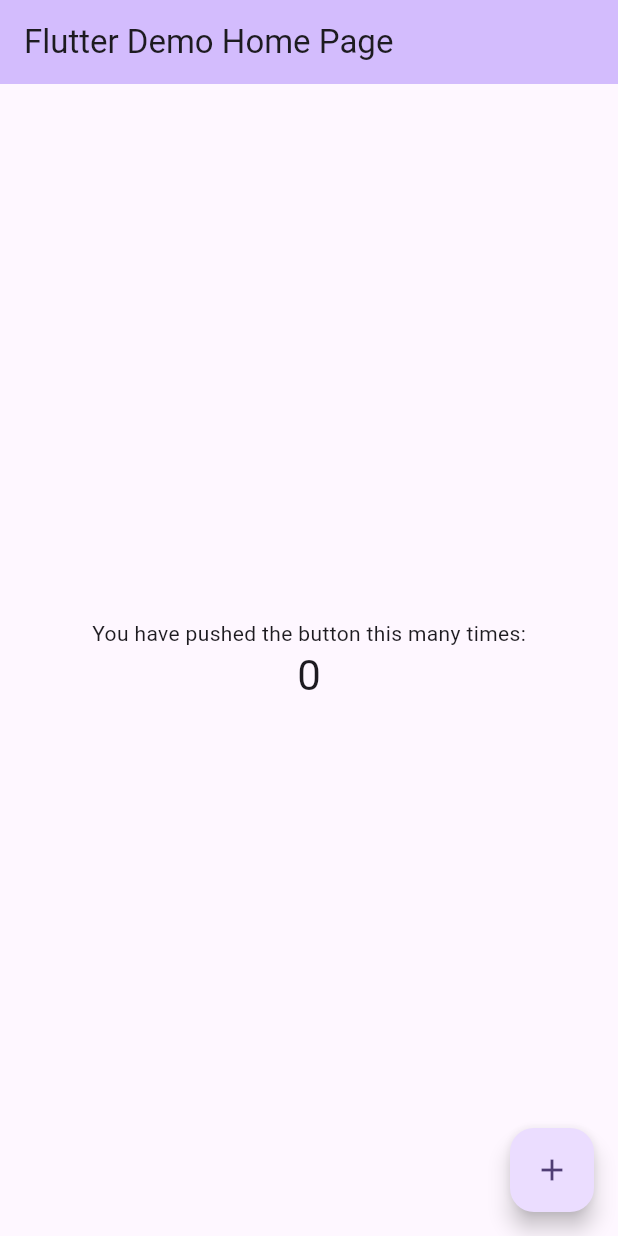
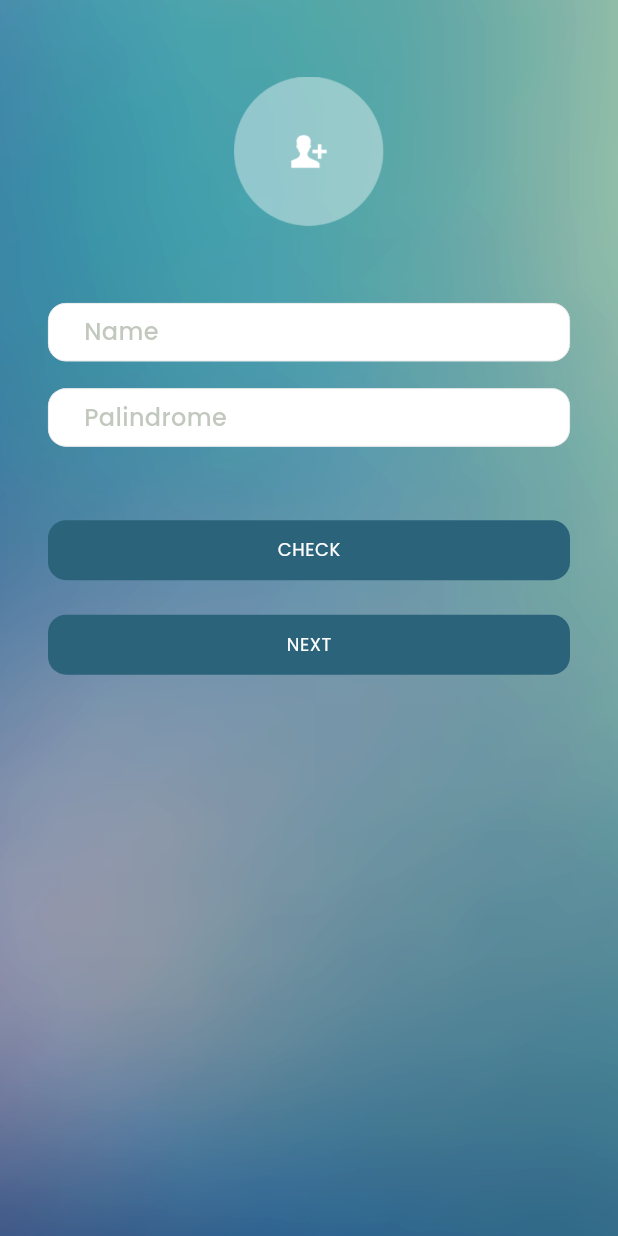
Before and after one commit to letha11/sm_test, a Flutter app: the screen it shows after launch, on a phone screen of 412 x 824 dp. Run offline on Flutter 3.47's test engine with Material 3 defaults, Android fonts, the phone set to English and light mode, and no system bars.

Commit message:
feat: ui

```diff
--- a/lib/main.dart
+++ b/lib/main.dart
@@ -1,4 +1,5 @@
 import 'package:flutter/material.dart';
+import 'package:suitmedia_test/views/first_screen.dart';
 
 void main() {
   runApp(const MyApp());
@@ -7,119 +8,21 @@ void main() {
 class MyApp extends StatelessWidget {
   const MyApp({super.key});
 
-  // This widget is the root of your application.
   @override
   Widget build(BuildContext context) {
     return MaterialApp(
-      title: 'Flutter Demo',
       theme: ThemeData(
-        // This is the theme of your application.
-        //
-        // TRY THIS: Try running your application with "flutter run". You'll see
-        // the application has a purple toolbar. Then, without quitting the app,
-        // try changing the seedColor in the colorScheme below to Colors.green
-        // and then invoke "hot reload" (save your changes or press the "hot
-        // reload" button in a Flutter-supported IDE, or press "r" if you used
-        // the command line to start the app).
-        //
-        // Notice that the counter didn't reset back to zero; the application
-        // state is not lost during the reload. To reset the state, use hot
-        // restart instead.
-        //
-        // This works for code too, not just values: Most code changes can be
-        // tested with just a hot reload.
-        colorScheme: ColorScheme.fromSeed(seedColor: Colors.deepPurple),
-        useMaterial3: true,
+        scaffoldBackgroundColor: Colors.white,
+        textTheme: const TextTheme(
+          bodySmall: TextStyle(fontSize: 12, fontFamily: 'Poppins'),
+          bodyMedium: TextStyle(
+              fontSize: 16, fontWeight: FontWeight.w500, fontFamily: 'Poppins'),
+          bodyLarge: TextStyle(
+              fontSize: 18, fontWeight: FontWeight.w600, fontFamily: 'Poppins'),
+        ),
       ),
-      home: const MyHomePage(title: 'Flutter Demo Home Page'),
+      title: 'Suitmedia Test',
+      home: const FirstScreen(),
     );
   }
 }
-
-class MyHomePage extends StatefulWidget {
-  const MyHomePage({super.key, required this.title});
-
-  // This widget is the home page of your application. It is stateful, meaning
-  // that it has a State object (defined below) that contains fields that affect
-  // how it looks.
-
-  // This class is the configuration for the state. It holds the values (in this
-  // case the title) provided by the parent (in this case the App widget) and
-  // used by the build method of the State. Fields in a Widget subclass are
-  // always marked "final".
-
-  final String title;
-
-  @override
-  State<MyHomePage> createState() => _MyHomePageState();
-}
-
-class _MyHomePageState extends State<MyHomePage> {
-  int _counter = 0;
-
-  void _incrementCounter() {
-    setState(() {
-      // This call to setState tells the Flutter framework that something has
-      // changed in this State, which causes it to rerun the build method below
-      // so that the display can reflect the updated values. If we changed
-      // _counter without calling setState(), then the build method would not be
-      // called again, and so nothing would appear to happen.
-      _counter++;
-    });
-  }
-
-  @override
-  Widget build(BuildContext context) {
-    // This method is rerun every time setState is called, for instance as done
-    // by the _incrementCounter method above.
-    //
-    // The Flutter framework has been optimized to make rerunning build methods
-    // fast, so that you can just rebuild anything that needs updating rather
-    // than having to individually change instances of widgets.
-    return Scaffold(
-      appBar: AppBar(
-        // TRY THIS: Try changing the color here to a specific color (to
-        // Colors.amber, perhaps?) and trigger a hot reload to see the AppBar
-        // change color while the other colors stay the same.
-        backgroundColor: Theme.of(context).colorScheme.inversePrimary,
-        // Here we take the value from the MyHomePage object that was created by
-        // the App.build method, and use it to set our appbar title.
-        title: Text(widget.title),
-      ),
-      body: Center(
-        // Center is a layout widget. It takes a single child and positions it
-        // in the middle of the parent.
-        child: Column(
-          // Column is also a layout widget. It takes a list of children and
-          // arranges them vertically. By default, it sizes itself to fit its
-          // children horizontally, and tries to be as tall as its parent.
-          //
-          // Column has various properties to control how it sizes itself and
-          // how it positions its children. Here we use mainAxisAlignment to
-          // center the children vertically; the main axis here is the vertical
-          // axis because Columns are vertical (the cross axis would be
-          // horizontal).
-          //
-          // TRY THIS: Invoke "debug painting" (choose the "Toggle Debug Paint"
-          // action in the IDE, or press "p" in the console), to see the
-          // wireframe for each widget.
-          mainAxisAlignment: MainAxisAlignment.center,
-          children: <Widget>[
-            const Text(
-              'You have pushed the button this many times:',
-            ),
-            Text(
-              '$_counter',
-              style: Theme.of(context).textTheme.headlineMedium,
-            ),
-          ],
-        ),
-      ),
-      floatingActionButton: FloatingActionButton(
-        onPressed: _incrementCounter,
-        tooltip: 'Increment',
-        child: const Icon(Icons.add),
-      ), // This trailing comma makes auto-formatting nicer for build methods.
-    );
-  }
-}
--- /dev/null
+++ b/lib/views/first_screen.dart
@@ -0,0 +1,176 @@
+import 'package:flutter/material.dart';
+import 'package:suitmedia_test/views/second_screen.dart';
+
+class FirstScreen extends StatefulWidget {
+  const FirstScreen({super.key});
+
+  @override
+  State<FirstScreen> createState() => _FirstScreenState();
+}
+
+class _FirstScreenState extends State<FirstScreen> {
+  final firstTextController = TextEditingController();
+  final secondTextController = TextEditingController();
+
+  @override
+  Widget build(BuildContext context) {
+    return Container(
+      decoration: const BoxDecoration(
+        image: DecorationImage(
+          image: const AssetImage("assets/images/bg.png"),
+          fit: BoxFit.cover,
+        ),
+      ),
+      child: SafeArea(
+        child: Scaffold(
+          body: Container(
+            width: double.infinity,
+            height: double.infinity,
+            decoration: const BoxDecoration(
+              image: DecorationImage(
+                image: const AssetImage("assets/images/bg.png"),
+                fit: BoxFit.cover,
+              ),
+            ),
+            child: SingleChildScrollView(
+              child: Padding(
+                padding: const EdgeInsets.symmetric(horizontal: 32.0),
+                child: Column(
+                  mainAxisAlignment: MainAxisAlignment.center,
+                  children: <Widget>[
+                    const SizedBox(height: 51),
+                    Image.asset(
+                      'assets/images/person_add.png',
+                      width: 100,
+                      height: 100,
+                    ),
+                    const SizedBox(height: 51),
+                    CustomTextField(
+                      hintText: "Name",
+                      controller: firstTextController,
+                    ),
+                    const SizedBox(height: 18),
+                    CustomTextField(
+                      hintText: "Palindrome",
+                      controller: secondTextController,
+                    ),
+                    const SizedBox(height: 45),
+                    SizedBox(
+                      width: double.infinity,
+                      child: CustomTextButton(
+                        'CHECK',
+                        onPressed: () {},
+                      ),
+                    ),
+                    const SizedBox(height: 15),
+                    SizedBox(
+                      width: double.infinity,
+                      child: CustomTextButton(
+                        'NEXT',
+                        onPressed: () {
+                          Navigator.of(context).push(
+                            MaterialPageRoute(
+                              builder: (context) {
+                                return const SecondScreen();
+                              },
+                            ),
+                          );
+                        },
+                      ),
+                    ),
+                  ],
+                ),
+              ),
+            ),
+          ),
+        ),
+      ),
+    );
+  }
+}
+
+class CustomTextButton extends StatelessWidget {
+  const CustomTextButton(
+    this.text, {
+    super.key,
+    this.onPressed,
+  });
+
+  final String text;
+  final void Function()? onPressed;
+
+  @override
+  Widget build(BuildContext context) {
+    return TextButton(
+      style: TextButton.styleFrom(
+        backgroundColor: const Color(0xFF2B637B),
+        padding: const EdgeInsets.symmetric(
+          horizontal: 32,
+          vertical: 12,
+        ),
+        shape: RoundedRectangleBorder(
+          borderRadius: BorderRadius.circular(12),
+        ),
+      ),
+      onPressed: onPressed,
+      child: Text(
+        text,
+        style: Theme.of(context).textTheme.bodySmall?.copyWith(
+              color: Colors.white,
+            ),
+      ),
+    );
+  }
+}
+
+class CustomTextField extends StatelessWidget {
+  const CustomTextField(
+      {super.key, required this.hintText, required this.controller});
+
+  final String hintText;
+  final TextEditingController controller;
+
+  @override
+  Widget build(BuildContext context) {
+    return TextField(
+      controller: controller,
+      style: Theme.of(context)
+          .textTheme
+          .bodyMedium
+          ?.copyWith(fontWeight: FontWeight.w400),
+      decoration: InputDecoration(
+        isDense: true,
+        filled: true,
+        fillColor: Colors.white,
+        enabledBorder: OutlineInputBorder(
+          borderRadius: BorderRadius.circular(12),
+          borderSide: const BorderSide(
+            width: 0.5,
+            color: Color(0xFFE2E3E4),
+          ),
+        ),
+        contentPadding: const EdgeInsets.symmetric(
+          horizontal: 20,
+          vertical: 7.94,
+        ),
+        errorBorder: OutlineInputBorder(
+          borderRadius: BorderRadius.circular(12),
+          borderSide: const BorderSide(
+            color: Colors.red,
+          ),
+        ),
+        focusedBorder: OutlineInputBorder(
+          borderRadius: BorderRadius.circular(12),
+          borderSide: const BorderSide(
+            width: 0.5,
+            color: Color(0xFFE2E3E4),
+          ),
+        ),
+        hintText: hintText,
+        hintStyle: Theme.of(context).textTheme.bodyMedium?.copyWith(
+              color: const Color(0xFF6867775C),
+            ),
+      ),
+    );
+  }
+}
```
Also changed, not shown: lib/views/second_screen.dart (added, +80 -0 lines), lib/views/third_screen.dart (added, +108 -0 lines), pubspec.yaml (+11 -66 lines), assets/fonts/Poppins-Medium.ttf (added), assets/fonts/Poppins-Regular.ttf (added), assets/fonts/Poppins-SemiBold.ttf (added), assets/images/bg.png (added), assets/images/person_add.png (added), pubspec.lock, 1 other file.
